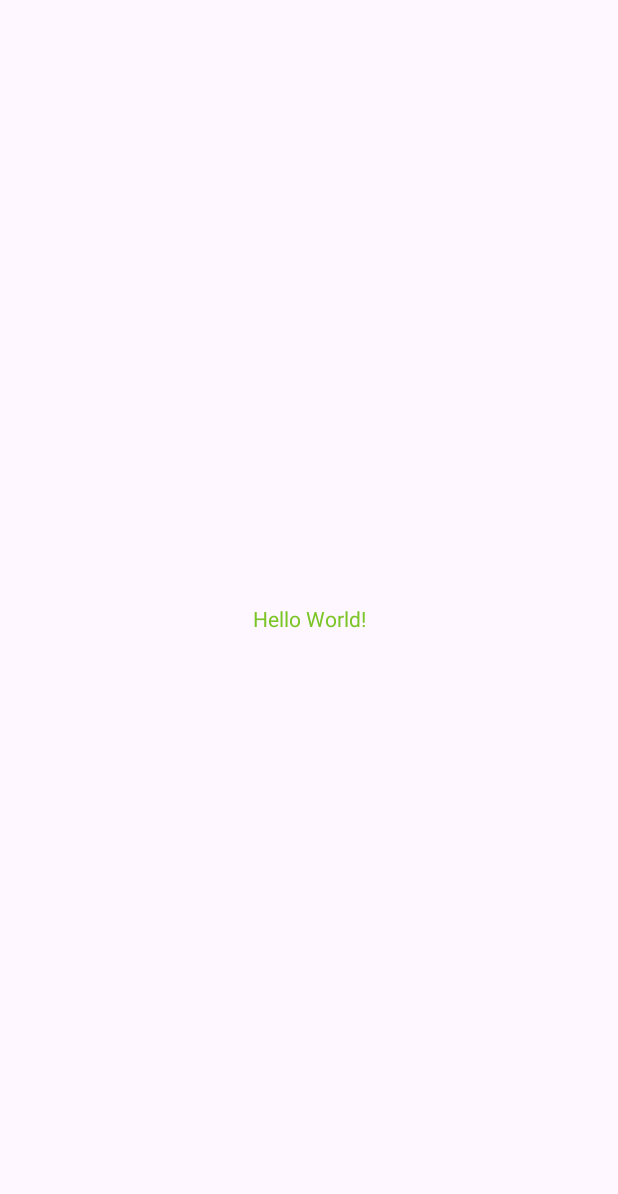
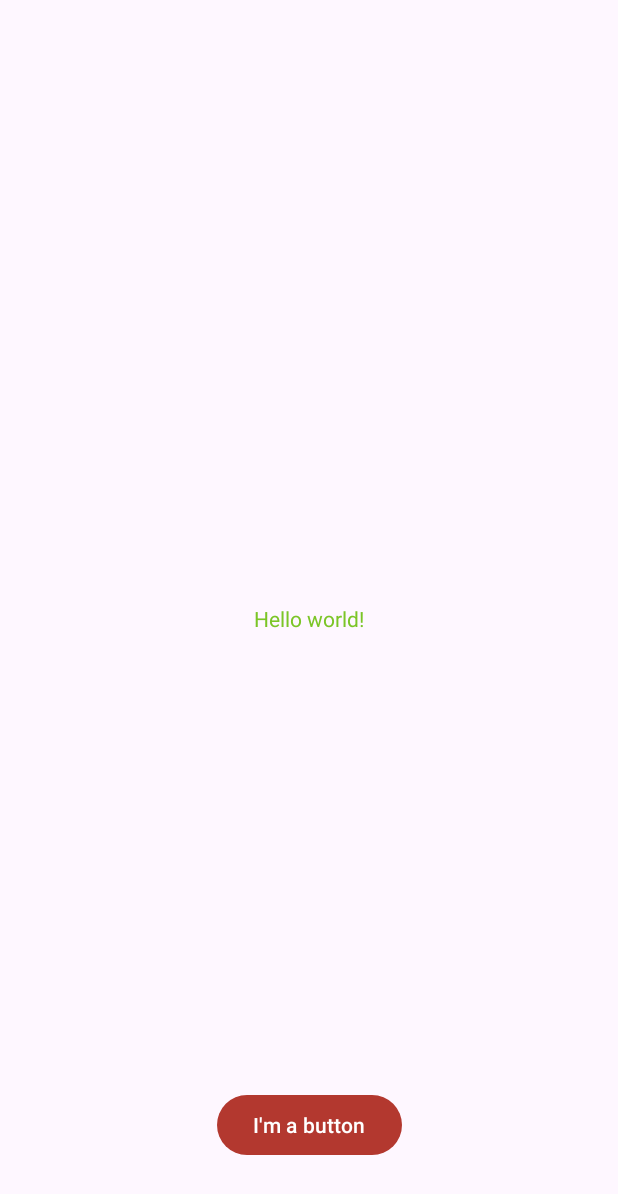
Before and after one commit to HanShuHan/Android-APP-Trivia-Question, an Android app: the screen it shows after launch (MainActivity), on a phone screen of 412 x 824 dp. Before the commit the part shown is almost empty. Shown: the top 1194 px of the screen. Run offline under Robolectric (Android 15) with nearby library versions, the phone set to English and light mode, and no system bars.

Commit message:
Third commit: added a button and Chinese language support
Signed-off-by: Shu Han Han <han00135@algonquinlive.com>

```diff
--- a/app/src/main/res/layout/activity_main.xml
+++ b/app/src/main/res/layout/activity_main.xml
@@ -9,10 +9,20 @@
     <TextView
         android:layout_width="wrap_content"
         android:layout_height="wrap_content"
-        android:text="Hello World!"
+        android:text="@string/hello_message"
         app:layout_constraintBottom_toBottomOf="parent"
         app:layout_constraintEnd_toEndOf="parent"
         app:layout_constraintStart_toStartOf="parent"
         app:layout_constraintTop_toTopOf="parent" />
 
+    <Button
+        android:layout_width="wrap_content"
+        android:layout_height="wrap_content"
+        android:layout_marginBottom="50dp"
+        android:text="@string/button_message"
+        app:layout_constraintBottom_toBottomOf="parent"
+        app:layout_constraintEnd_toEndOf="parent"
+        app:layout_constraintHorizontal_bias="0.5"
+        app:layout_constraintStart_toStartOf="parent" />
+
 </androidx.constraintlayout.widget.ConstraintLayout>
--- a/app/src/main/res/values/strings.xml
+++ b/app/src/main/res/values/strings.xml
@@ -1,3 +1,5 @@
 <resources>
+    <string name="hello_message">"Hello world!</string>
     <string name="app_name">Han\'s Android Labs</string>
+    <string name="button_message">I\'m a button</string>
 </resources>
```
Also changed, not shown: 2 other files.
